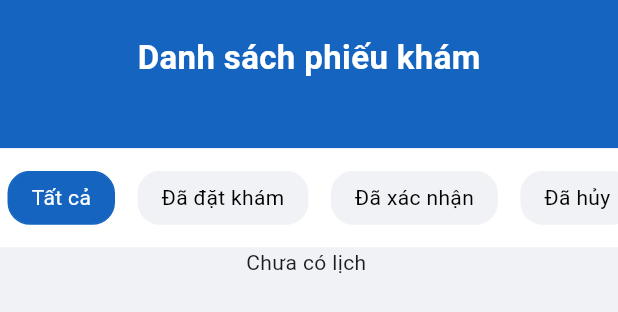
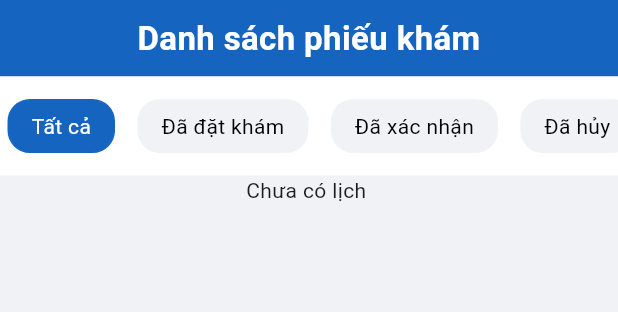
Before and after one commit to Thien1703/NewDATN, a Flutter app: the ExaminationScreen widget shown alone on an empty page, opened directly, on a phone screen of 412 x 824 dp. Shown: the top 312 px of the screen. Run offline on Flutter 3.47's test engine with Material 3 defaults, Android fonts, the phone set to English and light mode, and no system bars; our stand-ins replace carousel_slider, firebase_auth, firebase_core, flutter_secure_storage, fluttertoast, get and 7 more; missing offline and left inert: vietnam_provinces; accounts and stored records are empty; network calls fail.

Commit message:
new: fix examination

```diff
--- a/lib/views/screens/appointment/appointment_screen.dart
+++ b/lib/views/screens/appointment/appointment_screen.dart
@@ -97,7 +97,6 @@ class _AppointmentScreen extends State<AppointmentScreen> {
     return WidgetHeaderBody(
       iconBack: true,
       title: _showTitleScreen,
-      headerHeight: 0.21,
       selectedIcon: StepIndicator(
         currentIndex: _currentIndex,
         isSelected: _isSelected,
--- a/lib/views/screens/examination/examination_screen.dart
+++ b/lib/views/screens/examination/examination_screen.dart
@@ -1,5 +1,7 @@
 import 'package:flutter/material.dart';
 import 'package:health_care/common/app_colors.dart';
+import 'package:health_care/models/customer.dart';
+import 'package:health_care/viewmodels/api/customer_api.dart';
 import 'package:health_care/views/screens/examination/paidDetail_screen.dart';
 import 'package:health_care/views/widgets/widget_header_body.dart';
 import 'package:health_care/models/appointment/appointment_service.dart';
@@ -15,6 +17,8 @@ class ExaminationScreen extends StatefulWidget {
 
 class _ExaminationScreenState extends State<ExaminationScreen> {
   List<AppointmentService>? appointmentServices;
+  Customer? customers;
+
   String _selectedStatus = 'Tất cả';
   @override
   void initState() {
@@ -23,11 +27,30 @@ class _ExaminationScreenState extends State<ExaminationScreen> {
   }
 
   void fetchAppointment() async {
-    List<AppointmentService>? data =
-        await AppointmentserviceApi.getAllAppointmentService();
-    setState(() {
-      appointmentServices = data;
-    });
+    try {
+      // Lấy thông tin khách hàng trước
+      Customer? result = await CustomerApi.getCustomerProfile();
+
+      if (result != null) {
+        // Gán customers trước khi gọi API lấy danh sách lịch hẹn
+        setState(() {
+          customers = result;
+        });
+
+        // Gọi API lấy danh sách lịch hẹn nếu customers đã có dữ liệu
+        List<AppointmentService>? data =
+            await AppointmentserviceApi.getAppointmentServiceByCus(
+                customers!.id);
+
+        setState(() {
+          appointmentServices = data;
+        });
+      } else {
+        debugPrint("⚠ Không thể lấy thông tin khách hàng.");
+      }
+    } catch (e) {
+      debugPrint("❗ Lỗi hệ thống: $e");
+    }
   }
 
   List<AppointmentService> get filteredAppointments {
@@ -154,16 +177,16 @@ class _ExaminationScreenState extends State<ExaminationScreen> {
                                                   ),
                                                 ],
                                               ),
-                                              // Text(
-                                              //   appointmentService
-                                              //       .appointment.clinic.name,
-                                              //   style: TextStyle(
-                                              //     color: AppColors.deepBlue,
-                                              //     fontSize: 16,
-                                              //     fontWeight: FontWeight.w500,
-                                              //   ),
-                                              //   softWrap: true,
-                                              // ),
+                                              Text(
+                                                appointmentService.appointment
+                                                    .customer.fullName,
+                                                style: TextStyle(
+                                                  color: AppColors.deepBlue,
+                                                  fontSize: 16,
+                                                  fontWeight: FontWeight.w500,
+                                                ),
+                                                softWrap: true,
+                                              ),
                                             ],
                                           ),
                                           Row(
--- a/lib/views/widgets/widget_header_body.dart
+++ b/lib/views/widgets/widget_header_body.dart
@@ -4,7 +4,6 @@ import 'package:health_care/common/app_colors.dart';
 class WidgetHeaderBody extends StatelessWidget {
   final String title;
   final Widget body;
-  final double headerHeight;
   final VoidCallback? onBackPressed;
   final Widget? selectedIcon;
   final bool iconBack;
@@ -15,7 +14,6 @@ class WidgetHeaderBody extends StatelessWidget {
     required this.iconBack,
     required this.title,
     required this.body,
-    this.headerHeight = 0.12,
     this.onBackPressed,
     this.selectedIcon,
     this.color,
@@ -23,13 +21,10 @@ class WidgetHeaderBody extends StatelessWidget {
 
   @override
   Widget build(BuildContext context) {
-    final screenHeight = MediaQuery.of(context).size.height;
-    final header = screenHeight * headerHeight;
-
     return Scaffold(
       body: Column(
         children: [
-          _buildHeader(header, context),
+          _buildHeader(context),
           Expanded(
             child: Container(
               color: color ?? Colors.white,
@@ -41,15 +36,16 @@ class WidgetHeaderBody extends StatelessWidget {
     );
   }
 
-  Widget _buildHeader(double headerHeight, BuildContext context) {
+  Widget _buildHeader(BuildContext context) {
     return Container(
       width: double.infinity,
-      height: headerHeight,
+      padding: EdgeInsets.only(
+        top: MediaQuery.of(context).padding.top + 10, // Padding theo notch
+        bottom: 10,
+      ),
       color: AppColors.deepBlue,
-      child: SafeArea(
       child: Column(
         children: [
-            const SizedBox(height: 15),
           HeaderRow(
             iconBack: iconBack,
             title: title,
@@ -61,7 +57,6 @@ class WidgetHeaderBody extends StatelessWidget {
             child: selectedIcon,
           ),
         ],
-        ),
       ),
     );
   }
@@ -81,31 +76,25 @@ class HeaderRow extends StatelessWidget {
 
   @override
   Widget build(BuildContext context) {
-    return Stack(
+    return Row(
       children: [
         if (iconBack)
-          Align(
-            alignment: Alignment.centerLeft,
-            child: IconButton(
-              icon: const Icon(Icons.arrow_back,
-                  color: AppColors.neutralWhite, size: 22),
+          IconButton(
+            icon: const Icon(Icons.arrow_back, color: Colors.white, size: 24),
             onPressed: onBackPressed ?? () => Navigator.of(context).pop(),
           ),
-          ),
-        Padding(
-          padding: const EdgeInsets.only(top: 8),
-          child: Align(
-            alignment: Alignment.center,
+        Expanded(
           child: Text(
             title,
+            textAlign: TextAlign.center,
             style: const TextStyle(
-                color: AppColors.neutralWhite,
+              color: Colors.white,
               fontSize: 22,
               fontWeight: FontWeight.bold,
             ),
           ),
         ),
-        ),
+        if (iconBack) const SizedBox(width: 48), // Giữ cân bằng với icon back
       ],
     );
   }
```
Also changed, not shown: lib/viewmodels/api/appointmentService_api.dart (+38 -0 lines). Lines whose indentation alone changed are shown as unchanged.
